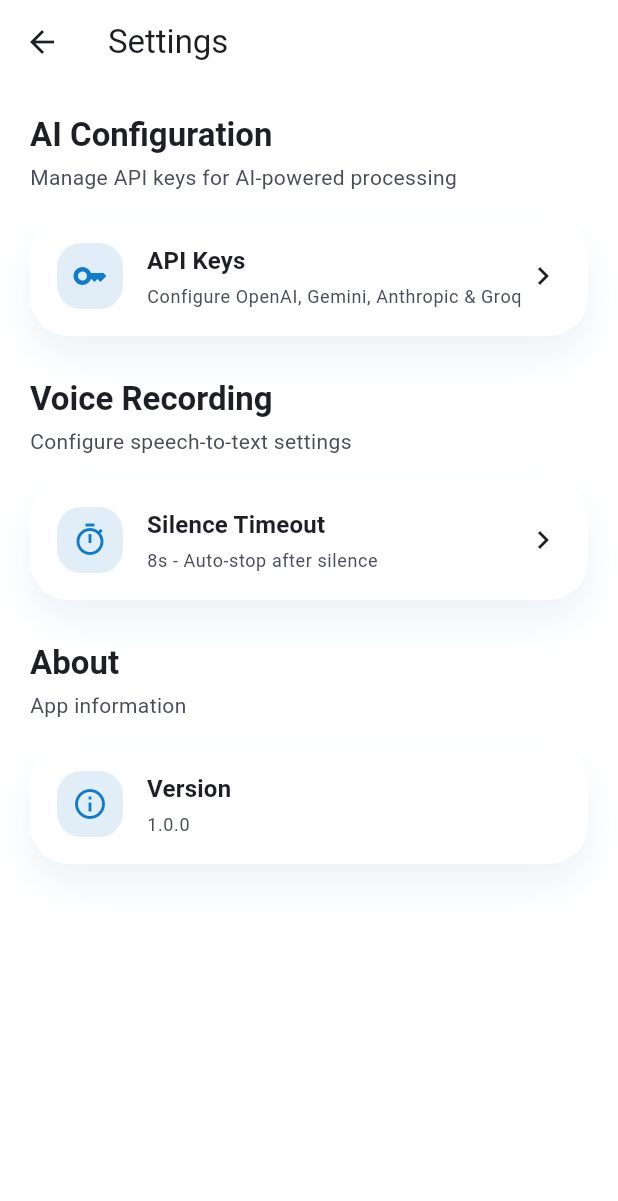
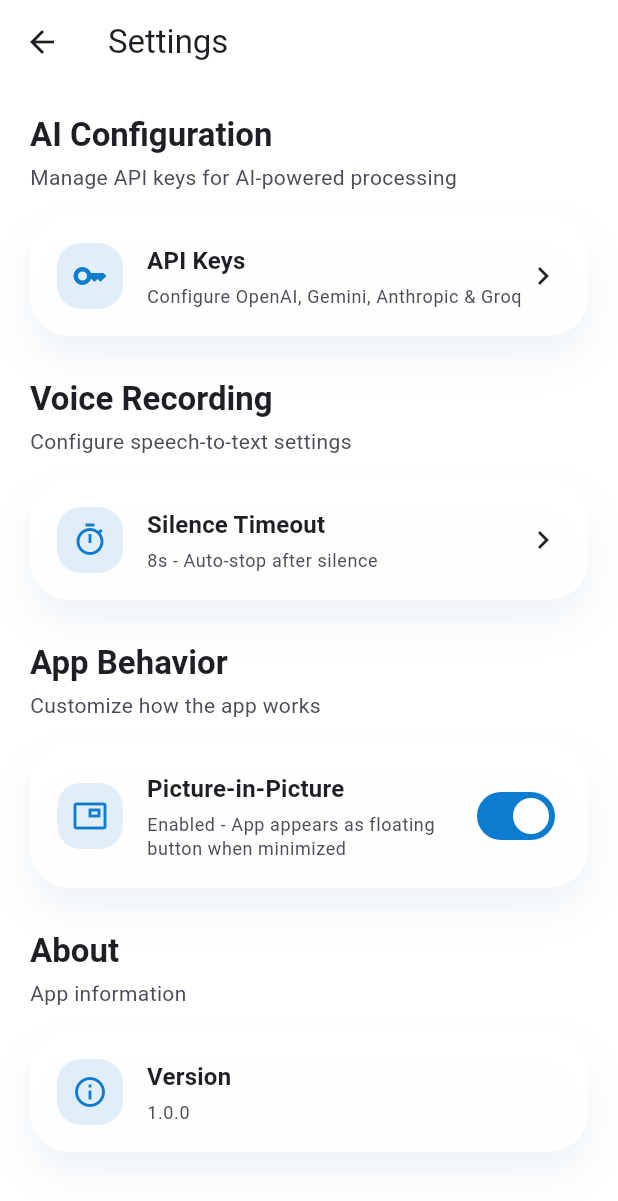
Before and after one commit to TrustEden/port-a-thoughty, a Flutter app: the SettingsScreen screen opened directly, on a phone screen of 412 x 824 dp. Shown: the top 1201 px of the screen. Run offline on Flutter 3.47's test engine with Material 3 defaults, Android fonts, the phone set to English and light mode, and no system bars; our stand-ins replace file_picker, flutter_dotenv, google_fonts, image_picker, share_plus, speech_to_text and 2 more; missing offline and left inert: google_mlkit_text_recognition, receive_sharing_intent; accounts and stored records are empty; Roboto replaces fonts that are missing (Segoe UI); statements that could not run were skipped.

Commit message:
Add settings toggle to enable/disable Picture-in-Picture mode
- Added pipEnabled boolean field to UserSettings (default: true)
- Added updatePipEnabled() method to PortaThoughtyState
- Added "App Behavior" section in settings screen with PiP toggle
- Switch shows current state with descriptive subtitle
- PiP now only activates when enabled in settings
- Haptic feedback when toggling the switch
- Setting persists across app restarts

Users can now control whether the app enters PiP mode when
minimized via Settings > App Behavior > Picture-in-Picture.

```diff
--- a/lib/main.dart
+++ b/lib/main.dart
@@ -88,9 +88,11 @@ class _HomeShellState extends State<HomeShell> with WidgetsBindingObserver {
   Future<void> _handleLifecycleChange(AppLifecycleState state) async {
     if (!mounted) return;
 
+    final appState = Provider.of<PortaThoughtyState>(context, listen: false);
+
     if (state == AppLifecycleState.inactive || state == AppLifecycleState.paused) {
-      // App going to background - always enter PiP
-      if (!_isInPipMode) {
+      // App going to background - enter PiP if enabled in settings
+      if (!_isInPipMode && appState.settings.pipEnabled) {
         final success = await PipService.enterPipMode();
         if (success) {
           setState(() {
--- a/lib/models/user_settings.dart
+++ b/lib/models/user_settings.dart
@@ -2,6 +2,7 @@ class UserSettings {
   const UserSettings({
     this.silenceTimeout = const Duration(seconds: 8),
     this.maxRecordingDuration = const Duration(minutes: 2),
+    this.pipEnabled = true,
     this.openaiApiKey,
     this.geminiApiKey,
     this.anthropicApiKey,
@@ -10,6 +11,7 @@ class UserSettings {
 
   final Duration silenceTimeout;
   final Duration maxRecordingDuration;
+  final bool pipEnabled;
   final String? openaiApiKey;
   final String? geminiApiKey;
   final String? anthropicApiKey;
@@ -17,6 +19,7 @@ class UserSettings {
 
   static const String _silenceTimeoutKey = 'silence_timeout_ms';
   static const String _maxRecordingKey = 'max_recording_duration_ms';
+  static const String _pipEnabledKey = 'pip_enabled';
   static const String _openaiApiKeyKey = 'openai_api_key';
   static const String _geminiApiKeyKey = 'gemini_api_key';
   static const String _anthropicApiKeyKey = 'anthropic_api_key';
@@ -25,6 +28,7 @@ class UserSettings {
   UserSettings copyWith({
     Duration? silenceTimeout,
     Duration? maxRecordingDuration,
+    bool? pipEnabled,
     String? openaiApiKey,
     String? geminiApiKey,
     String? anthropicApiKey,
@@ -33,6 +37,7 @@ class UserSettings {
     return UserSettings(
       silenceTimeout: silenceTimeout ?? this.silenceTimeout,
       maxRecordingDuration: maxRecordingDuration ?? this.maxRecordingDuration,
+      pipEnabled: pipEnabled ?? this.pipEnabled,
       openaiApiKey: openaiApiKey ?? this.openaiApiKey,
       geminiApiKey: geminiApiKey ?? this.geminiApiKey,
       anthropicApiKey: anthropicApiKey ?? this.anthropicApiKey,
@@ -44,6 +49,7 @@ class UserSettings {
     final map = {
       _silenceTimeoutKey: silenceTimeout.inMilliseconds.toString(),
       _maxRecordingKey: maxRecordingDuration.inMilliseconds.toString(),
+      _pipEnabledKey: pipEnabled ? '1' : '0',
     };
 
     if (openaiApiKey != null && openaiApiKey!.isNotEmpty) {
@@ -80,6 +86,7 @@ class UserSettings {
         storage[_maxRecordingKey],
         const Duration(minutes: 2),
       ),
+      pipEnabled: storage[_pipEnabledKey] == '1',
       openaiApiKey: storage[_openaiApiKeyKey],
       geminiApiKey: storage[_geminiApiKeyKey],
       anthropicApiKey: storage[_anthropicApiKeyKey],
--- a/lib/screens/settings_screen.dart
+++ b/lib/screens/settings_screen.dart
@@ -60,6 +60,41 @@ class SettingsScreen extends StatelessWidget {
                         subtitle: '${silenceTimeout.inSeconds}s - Auto-stop after silence',
                         onTap: () => _showSilenceTimeoutDialog(context, state),
                         trailing: const Icon(Icons.chevron_right),
+                      ),
+                    ],
+                  );
+                },
+              ),
+            ),
+            const SizedBox(height: 28),
+            _SectionTitle(
+              title: 'App Behavior',
+              subtitle: 'Customize how the app works',
+            ),
+            const SizedBox(height: 16),
+            _SettingsCard(
+              child: Consumer<PortaThoughtyState>(
+                builder: (context, state, _) {
+                  final pipEnabled = state.settings.pipEnabled;
+                  return Column(
+                    children: [
+                      _SettingsTile(
+                        icon: Icons.picture_in_picture_outlined,
+                        title: 'Picture-in-Picture',
+                        subtitle: pipEnabled
+                            ? 'Enabled - App appears as floating button when minimized'
+                            : 'Disabled - Normal minimize behavior',
+                        onTap: () {
+                          HapticFeedback.lightImpact();
+                          state.updatePipEnabled(!pipEnabled);
+                        },
+                        trailing: Switch(
+                          value: pipEnabled,
+                          onChanged: (value) {
+                            HapticFeedback.lightImpact();
+                            state.updatePipEnabled(value);
+                          },
+                        ),
                       ),
                     ],
                   );
--- a/lib/state/app_state.dart
+++ b/lib/state/app_state.dart
@@ -649,6 +649,14 @@ User notes:''';
     notifyListeners();
   }
 
+  Future<void> updatePipEnabled(bool enabled) async {
+    await _ensureInitialized();
+    if (_settings.pipEnabled == enabled) return;
+    _settings = _settings.copyWith(pipEnabled: enabled);
+    await _database.saveSettings(_settings);
+    notifyListeners();
+  }
+
   /// Refreshes the queue by reloading notes from database
   Future<void> refreshQueue() async {
     await _ensureInitialized();
```
